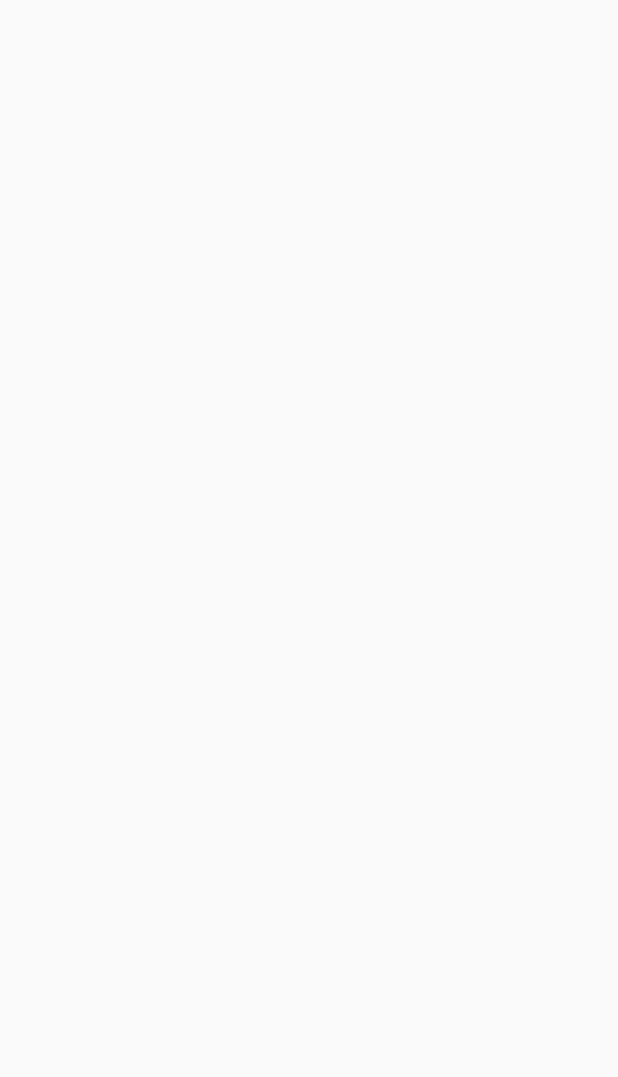
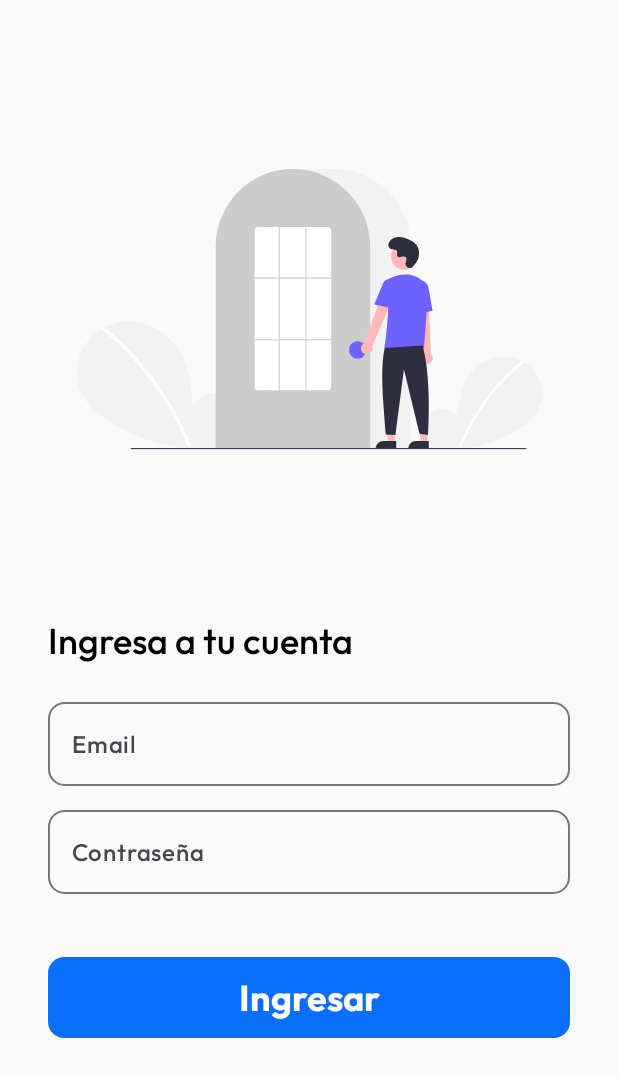
Before and after one commit to itzae/login-challenge, an Android app built with Jetpack Compose: the screen it shows after launch (MainActivity), on a phone screen of 412 x 824 dp. Before the commit the part shown is empty. Shown: the top 1077 px of the screen. Run offline under Robolectric (Android 15) with nearby library versions, the phone set to English and light mode, and no system bars.

Commit message:
Se creó la pantalla de login

```diff
--- a/app/src/main/AndroidManifest.xml
+++ b/app/src/main/AndroidManifest.xml
@@ -16,6 +16,7 @@
             android:name=".MainActivity"
             android:exported="true"
             android:label="@string/app_name"
+            android:windowSoftInputMode="adjustResize"
             android:theme="@style/Theme.LoginChallenge">
             <intent-filter>
                 <action android:name="android.intent.action.MAIN" />
--- a/app/src/main/java/com/example/loginchallenge/MainActivity.kt
+++ b/app/src/main/java/com/example/loginchallenge/MainActivity.kt
@@ -4,6 +4,7 @@ import android.os.Bundle
 import androidx.activity.ComponentActivity
 import androidx.activity.compose.setContent
 import androidx.activity.enableEdgeToEdge
+import com.example.loginchallenge.ui.login.LoginScreen
 import com.example.loginchallenge.ui.theme.LoginChallengeTheme
 
 class MainActivity : ComponentActivity() {
@@ -11,8 +12,8 @@ class MainActivity : ComponentActivity() {
         super.onCreate(savedInstanceState)
         enableEdgeToEdge()
         setContent {
-            LoginChallengeTheme {
-
+            LoginChallengeTheme(dynamicColor = false) {
+                LoginScreen()
             }
         }
     }
--- /dev/null
+++ b/app/src/main/java/com/example/loginchallenge/ui/component/LoginTextField.kt
@@ -0,0 +1,33 @@
+package com.example.loginchallenge.ui.component
+
+import androidx.compose.foundation.shape.RoundedCornerShape
+import androidx.compose.foundation.text.KeyboardOptions
+import androidx.compose.material3.OutlinedTextField
+import androidx.compose.material3.Text
+import androidx.compose.runtime.Composable
+import androidx.compose.ui.Modifier
+import androidx.compose.ui.text.input.ImeAction
+import androidx.compose.ui.text.input.KeyboardType
+import androidx.compose.ui.text.input.VisualTransformation
+import com.example.loginchallenge.ui.theme.Typography
+
+@Composable
+fun LoginTextField(
+    modifier: Modifier = Modifier,
+    text: String,
+    placeholder: String = "",
+    visualTransformation: VisualTransformation = VisualTransformation.None,
+    keyboardType: KeyboardType = KeyboardType.Text,
+    imeAction: ImeAction = ImeAction.None,
+    onTextChange: (String) -> Unit
+) {
+    OutlinedTextField(
+        value = text,
+        onValueChange = { onTextChange(it) },
+        placeholder = { Text(text = placeholder, style = Typography.labelMedium) },
+        modifier = modifier,
+        shape = RoundedCornerShape(20),
+        visualTransformation = visualTransformation,
+        keyboardOptions = KeyboardOptions(keyboardType = keyboardType, imeAction = imeAction)
+    )
+}
--- /dev/null
+++ b/app/src/main/java/com/example/loginchallenge/ui/login/LoginScreen.kt
@@ -0,0 +1,134 @@
+package com.example.loginchallenge.ui.login
+
+import androidx.compose.foundation.Image
+import androidx.compose.foundation.layout.Arrangement
+import androidx.compose.foundation.layout.Box
+import androidx.compose.foundation.layout.Column
+import androidx.compose.foundation.layout.fillMaxSize
+import androidx.compose.foundation.layout.fillMaxWidth
+import androidx.compose.foundation.layout.imePadding
+import androidx.compose.foundation.layout.padding
+import androidx.compose.foundation.layout.safeDrawingPadding
+import androidx.compose.foundation.shape.RoundedCornerShape
+import androidx.compose.material3.Button
+import androidx.compose.material3.Text
+import androidx.compose.runtime.Composable
+import androidx.compose.runtime.getValue
+import androidx.compose.runtime.mutableStateOf
+import androidx.compose.runtime.remember
+import androidx.compose.runtime.setValue
+import androidx.compose.ui.Alignment
+import androidx.compose.ui.Modifier
+import androidx.compose.ui.res.painterResource
+import androidx.compose.ui.res.stringResource
+import androidx.compose.ui.text.font.FontWeight
+import androidx.compose.ui.text.input.ImeAction
+import androidx.compose.ui.text.input.KeyboardType
+import androidx.compose.ui.text.input.PasswordVisualTransformation
+import androidx.compose.ui.tooling.preview.Preview
+import com.example.loginchallenge.R
+import com.example.loginchallenge.ui.component.LoginTextField
+import com.example.loginchallenge.ui.theme.LoginChallengeTheme
+import com.example.loginchallenge.ui.theme.LoginTheme
+import com.example.loginchallenge.ui.theme.Typography
+
+@Composable
+fun LoginScreen(modifier: Modifier = Modifier) {
+
+    Column(
+        modifier = modifier
+            .fillMaxSize()
+            .safeDrawingPadding()
+    ) {
+
+        LoginHeader(
+            Modifier
+                .fillMaxWidth()
+                .weight(1f)
+        )
+        LoginBody(modifier = Modifier.weight(1f), onLogin = { _, _ -> })
+    }
+}
+
+@Composable
+fun LoginHeader(modifier: Modifier = Modifier) {
+    Column(
+        modifier = modifier,
+        verticalArrangement = Arrangement.Center,
+        horizontalAlignment = Alignment.CenterHorizontally
+    ) {
+        Image(
+            painter = painterResource(id = R.drawable.login_image),
+            contentDescription = stringResource(id = R.string.header_image_content_description),
+        )
+    }
+}
+
+@Composable
+fun LoginBody(modifier: Modifier = Modifier, onLogin: (email: String, password: String) -> Unit) {
+    var email by remember { mutableStateOf("") }
+    var password by remember { mutableStateOf("") }
+    Box(modifier = modifier) {
+        Column(
+            Modifier
+                .fillMaxWidth()
+                .padding(horizontal = LoginTheme.dimens.Space32),
+            horizontalAlignment = Alignment.CenterHorizontally
+        ) {
+            Text(
+                text = stringResource(id = R.string.login_title),
+                style = Typography.titleMedium,
+                modifier = Modifier
+                    .fillMaxWidth()
+                    .padding(bottom = LoginTheme.dimens.Space18)
+            )
+
+            LoginTextField(
+                text = email,
+                placeholder = stringResource(id = R.string.email_input_placeholder),
+                onTextChange = { email = it },
+                keyboardType = KeyboardType.Email,
+                imeAction = ImeAction.Next,
+                modifier = Modifier
+                    .fillMaxWidth()
+                    .padding(vertical = LoginTheme.dimens.Space8)
+            )
+            LoginTextField(
+                text = password,
+                placeholder = stringResource(id = R.string.password_input_placeholder),
+                visualTransformation = PasswordVisualTransformation(),
+                keyboardType = KeyboardType.Password,
+                imeAction = ImeAction.Done,
+                onTextChange = { password = it },
+                modifier = Modifier
+                    .fillMaxWidth()
+                    .padding(vertical = LoginTheme.dimens.Space8)
+            )
+            Button(
+                onClick = { onLogin(email, password) },
+                shape = RoundedCornerShape(20),
+                modifier = Modifier
+                    .imePadding()
+                    .fillMaxWidth()
+                    .padding(top = LoginTheme.dimens.Space34)
+
+            ) {
+                Text(
+                    text = stringResource(id = R.string.login_button),
+                    style = Typography.titleMedium.copy(fontWeight = FontWeight.Bold),
+                    modifier = Modifier
+                        .imePadding()
+                        .padding(vertical = LoginTheme.dimens.Space4),
+                )
+            }
+        }
+    }
+}
+
+@Preview(showBackground = true)
+@Composable
+private fun LoginScreenPreview() {
+    LoginChallengeTheme(dynamicColor = false) {
+        LoginScreen()
+    }
+}
--- a/app/src/main/java/com/example/loginchallenge/ui/theme/Color.kt
+++ b/app/src/main/java/com/example/loginchallenge/ui/theme/Color.kt
@@ -6,6 +6,7 @@ val Purple80 = Color(0xFFD0BCFF)
 val PurpleGrey80 = Color(0xFFCCC2DC)
 val Pink80 = Color(0xFFEFB8C8)
 
-val Purple40 = Color(0xFF6650a4)
+val Purple40 = Color(0xFF0B6EFE)
 val PurpleGrey40 = Color(0xFF625b71)
 val Pink40 = Color(0xFF7D5260)
+val Red40 = Color(0xFFDA7676)
--- /dev/null
+++ b/app/src/main/java/com/example/loginchallenge/ui/theme/Dimens.kt
@@ -0,0 +1,26 @@
+package com.example.loginchallenge.ui.theme
+
+import androidx.compose.runtime.Composable
+import androidx.compose.runtime.Immutable
+import androidx.compose.runtime.ReadOnlyComposable
+import androidx.compose.runtime.staticCompositionLocalOf
+import androidx.compose.ui.unit.Dp
+import androidx.compose.ui.unit.dp
+
+@Immutable
+data class Dimens(
+    val Space4: Dp = 4.dp,
+    val Space8: Dp = 8.dp,
+    val Space18: Dp = 18.dp,
+    val Space32: Dp = 32.dp,
+    val Space34: Dp = 34.dp,
+)
+
+internal val LocalDimens = staticCompositionLocalOf { Dimens() }
+
+object LoginTheme {
+    val dimens: Dimens
+        @Composable
+        @ReadOnlyComposable
+        get() = LocalDimens.current
+}
--- a/app/src/main/java/com/example/loginchallenge/ui/theme/Theme.kt
+++ b/app/src/main/java/com/example/loginchallenge/ui/theme/Theme.kt
@@ -9,18 +9,21 @@ import androidx.compose.material3.dynamicDarkColorScheme
 import androidx.compose.material3.dynamicLightColorScheme
 import androidx.compose.material3.lightColorScheme
 import androidx.compose.runtime.Composable
+import androidx.compose.runtime.CompositionLocalProvider
 import androidx.compose.ui.platform.LocalContext
 
 private val DarkColorScheme = darkColorScheme(
     primary = Purple80,
     secondary = PurpleGrey80,
-    tertiary = Pink80
+    tertiary = Pink80,
+    onError = Red40,
 )
 
 private val LightColorScheme = lightColorScheme(
     primary = Purple40,
     secondary = PurpleGrey40,
-    tertiary = Pink40
+    tertiary = Pink40,
+
 
     /* Other default colors to override
     background = Color(0xFFFFFBFE),
@@ -38,6 +41,7 @@ fun LoginChallengeTheme(
     darkTheme: Boolean = isSystemInDarkTheme(),
     // Dynamic color is available on Android 12+
     dynamicColor: Boolean = true,
+    dimens: Dimens = LoginTheme.dimens,
     content: @Composable () -> Unit
 ) {
     val colorScheme = when {
@@ -50,9 +54,11 @@ fun LoginChallengeTheme(
         else -> LightColorScheme
     }
 
-    MaterialTheme(
-        colorScheme = colorScheme,
-        typography = Typography,
-        content = content
-    )
+    CompositionLocalProvider(LocalDimens provides dimens) {
+        MaterialTheme(
+            colorScheme = colorScheme,
+            typography = Typography,
+            content = content
+        )
+    }
 }
--- a/app/src/main/java/com/example/loginchallenge/ui/theme/Type.kt
+++ b/app/src/main/java/com/example/loginchallenge/ui/theme/Type.kt
@@ -2,33 +2,61 @@ package com.example.loginchallenge.ui.theme
 
 import androidx.compose.material3.Typography
 import androidx.compose.ui.text.TextStyle
+import androidx.compose.ui.text.font.Font
 import androidx.compose.ui.text.font.FontFamily
 import androidx.compose.ui.text.font.FontWeight
 import androidx.compose.ui.unit.sp
+import com.example.loginchallenge.R
+import org.w3c.dom.Text
 
 // Set of Material typography styles to start with
+val outfitFontFamily = FontFamily(
+    Font(R.font.outfit_regular, FontWeight.Normal),
+    Font(R.font.outfit_medium, FontWeight.Medium),
+    Font(R.font.outfit_bold, FontWeight.Bold),
+)
+
 val Typography = Typography(
     bodyLarge = TextStyle(
-        fontFamily = FontFamily.Default,
+        fontFamily = outfitFontFamily,
         fontWeight = FontWeight.Normal,
         fontSize = 16.sp,
         lineHeight = 24.sp,
         letterSpacing = 0.5.sp
-    )
-    /* Other default text styles to override
+    ),
     titleLarge = TextStyle(
-        fontFamily = FontFamily.Default,
-        fontWeight = FontWeight.Normal,
-        fontSize = 22.sp,
+        fontFamily = outfitFontFamily,
+        fontWeight = FontWeight.Medium,
+        fontSize = 28.sp,
+        lineHeight = 28.sp,
+        letterSpacing = 0.sp
+    ),
+    titleMedium = TextStyle(
+        fontFamily = outfitFontFamily,
+        fontWeight = FontWeight.Medium,
+        fontSize = 24.sp,
         lineHeight = 28.sp,
         letterSpacing = 0.sp
     ),
     labelSmall = TextStyle(
-        fontFamily = FontFamily.Default,
+        fontFamily = outfitFontFamily,
         fontWeight = FontWeight.Medium,
         fontSize = 11.sp,
         lineHeight = 16.sp,
         letterSpacing = 0.5.sp
+    ),
+    labelMedium = TextStyle(
+        fontFamily = outfitFontFamily,
+        fontWeight = FontWeight.Medium,
+        fontSize = 16.sp,
+        lineHeight = 16.sp,
+        letterSpacing = 0.5.sp
+    ),
+    labelLarge = TextStyle(
+        fontFamily = outfitFontFamily,
+        fontWeight = FontWeight.Medium,
+        fontSize = 18.sp,
+        lineHeight = 16.sp,
+        letterSpacing = 0.5.sp
     )
-    */
 )
--- /dev/null
+++ b/app/src/main/res/drawable/login_footer.xml
@@ -0,0 +1,12 @@
+<vector xmlns:android="http://schemas.android.com/apk/res/android"
+    android:width="390dp"
+    android:height="212dp"
+    android:viewportWidth="390"
+    android:viewportHeight="212">
+  <path
+      android:pathData="M0,170.32L9,155.83C19,141.33 37,112.34 56,108.72C74,106.91 93,126.84 111,130.46C130,134.09 149,119.59 167,112.34C186,106.91 204,106.91 223,115.97C241,126.84 260,148.58 279,148.58C297,148.58 316,126.84 334,99.66C353,70.67 371,36.24 381,18.12L390,0V212H381C371,212 353,212 334,212C316,212 297,212 279,212C260,212 241,212 223,212C204,212 186,212 167,212C149,212 130,212 111,212C93,212 74,212 56,212C37,212 19,212 9,212H0V170.32Z"
+      android:strokeAlpha="0.3"
+      android:fillColor="#0099FF"
+      android:fillType="evenOdd"
+      android:fillAlpha="0.3"/>
+</vector>
--- /dev/null
+++ b/app/src/main/res/drawable/login_image.xml
@@ -0,0 +1,85 @@
+<vector xmlns:android="http://schemas.android.com/apk/res/android"
+    android:width="310dp"
+    android:height="187dp"
+    android:viewportWidth="310"
+    android:viewportHeight="187">
+  <group>
+    <clip-path
+        android:pathData="M0,0h310v187h-310z"/>
+    <path
+        android:pathData="M237.34,184.88C233.37,181.5 230.96,176.16 231.6,170.95C232.23,165.75 236.14,160.96 241.22,159.86C246.3,158.76 252.09,161.81 253.63,166.82C254.48,157.17 255.46,147.11 260.55,138.89C265.15,131.45 273.13,126.13 281.77,125.17C290.42,124.22 299.52,127.82 304.91,134.7C310.3,141.59 311.62,151.59 307.85,159.5C305.07,165.32 299.94,169.65 294.57,173.18C277.22,184.47 256.41,189.07 235.97,186.11L237.34,184.88Z"
+        android:fillColor="#F2F2F2"/>
+    <path
+        android:pathData="M296.36,128.02C289.23,133.88 282.69,140.43 276.83,147.59C267.66,158.75 260.24,171.26 254.82,184.69C254.43,185.67 256,186.1 256.4,185.13C265.25,163.3 279.39,144.07 297.52,129.18C298.33,128.51 297.17,127.35 296.36,128.02Z"
+        android:fillColor="#ffffff"/>
+    <path
+        android:pathData="M99.79,183.97C105.25,179.32 108.56,171.98 107.69,164.83C106.82,157.68 101.44,151.11 94.46,149.59C87.49,148.08 79.54,152.28 77.42,159.15C76.25,145.9 74.91,132.09 67.92,120.79C61.6,110.57 50.64,103.26 38.77,101.95C26.9,100.64 14.39,105.58 6.99,115.04C-0.42,124.49 -2.23,138.24 2.96,149.1C6.78,157.09 13.82,163.04 21.19,167.89C44.72,183.33 73.91,189.77 101.68,185.65"
+        android:fillColor="#F2F2F2"/>
+    <path
+        android:pathData="M18.73,105.86C28.53,113.91 37.51,122.91 45.56,132.74C53.61,142.56 60.7,153.14 66.72,164.34C70.09,170.62 73.12,177.08 75.79,183.7C76.33,185.04 74.16,185.63 73.63,184.3C68.9,172.64 63.05,161.47 56.16,150.96C49.31,140.49 41.47,130.71 32.74,121.77C27.81,116.71 22.6,111.93 17.15,107.46C16.03,106.54 17.62,104.95 18.73,105.86L18.73,105.86Z"
+        android:fillColor="#ffffff"/>
+    <path
+        android:pathData="M222.52,186.59H92.47V51.95C92.47,23.3 115.56,0 143.95,0H171.04C199.43,0 222.52,23.3 222.52,51.95V186.59Z"
+        android:fillColor="#F2F2F2"/>
+    <path
+        android:pathData="M195.44,186.59H92.47V51.95C92.44,40.97 95.88,30.28 102.3,21.41C102.54,21.09 102.77,20.77 103.01,20.45C106.12,16.34 109.81,12.72 113.97,9.72C114.21,9.54 114.44,9.37 114.68,9.2C118.17,6.77 121.93,4.79 125.9,3.29C126.13,3.2 126.37,3.11 126.61,3.02C130.2,1.73 133.92,0.84 137.7,0.38C137.93,0.35 138.17,0.32 138.41,0.3C142.1,-0.1 145.81,-0.1 149.5,0.3C149.74,0.32 149.98,0.35 150.21,0.38C153.99,0.84 157.71,1.73 161.3,3.02C161.54,3.11 161.77,3.2 162.01,3.29C165.93,4.77 169.65,6.72 173.1,9.12C173.34,9.28 173.57,9.45 173.81,9.62C176.14,11.3 178.33,13.17 180.36,15.22C181.99,16.86 183.5,18.6 184.9,20.45C185.14,20.77 185.37,21.09 185.61,21.41C192.03,30.27 195.47,40.97 195.44,51.95V186.59Z"
+        android:fillColor="#CCCCCC"/>
+    <path
+        android:pathData="M187.07,126.37C190.22,126.37 192.77,123.8 192.77,120.62C192.77,117.44 190.22,114.87 187.07,114.87C183.92,114.87 181.37,117.44 181.37,120.62C181.37,123.8 183.92,126.37 187.07,126.37Z"
+        android:fillColor="#6C63FF"/>
+    <path
+        android:pathData="M211.87,182.56H207.5L205.42,165.56L211.87,165.56L211.87,182.56Z"
+        android:fillColor="#FFB8B8"/>
+    <path
+        android:pathData="M204.38,181.3H212.8V186.65H199.07C199.07,185.95 199.21,185.25 199.48,184.6C199.75,183.95 200.14,183.36 200.63,182.87C201.12,182.37 201.71,181.98 202.35,181.71C202.99,181.44 203.68,181.3 204.38,181.3Z"
+        android:fillColor="#2F2E41"/>
+    <path
+        android:pathData="M233.6,182.56H229.24L227.16,165.56L233.6,165.56L233.6,182.56Z"
+        android:fillColor="#FFB8B8"/>
+    <path
+        android:pathData="M226.12,181.3H234.54V186.65H220.81C220.81,185.95 220.95,185.25 221.21,184.6C221.48,183.95 221.87,183.36 222.36,182.87C222.86,182.37 223.44,181.98 224.09,181.71C224.73,181.44 225.42,181.3 226.12,181.3Z"
+        android:fillColor="#2F2E41"/>
+    <path
+        android:pathData="M189.95,121.76C189.64,121.29 189.43,120.76 189.34,120.2C189.25,119.64 189.29,119.07 189.44,118.53C189.59,117.99 189.86,117.49 190.23,117.06C190.6,116.63 191.05,116.29 191.56,116.06L206.41,74.77L213.72,78.79L196.76,118.25C197.09,119.15 197.08,120.13 196.74,121.01C196.39,121.9 195.74,122.63 194.9,123.06C194.06,123.49 193.1,123.6 192.18,123.36C191.27,123.12 190.48,122.55 189.95,121.76Z"
+        android:fillColor="#FFB8B8"/>
+    <path
+        android:pathData="M231.37,129.52C230.89,129.24 230.47,128.85 230.15,128.39C229.82,127.93 229.61,127.4 229.51,126.85C229.41,126.29 229.43,125.72 229.58,125.17C229.72,124.63 229.98,124.12 230.34,123.69L225.74,80L234.06,80.39L235.97,123.36C236.65,124.01 237.07,124.9 237.14,125.85C237.22,126.79 236.95,127.74 236.38,128.5C235.82,129.26 234.99,129.78 234.07,129.97C233.15,130.16 232.19,130 231.37,129.52Z"
+        android:fillColor="#FFB8B8"/>
+    <path
+        android:pathData="M218.11,67.12C222.94,67.12 226.86,63.16 226.86,58.29C226.86,53.41 222.94,49.46 218.11,49.46C213.27,49.46 209.35,53.41 209.35,58.29C209.35,63.16 213.27,67.12 218.11,67.12Z"
+        android:fillColor="#FFB8B8"/>
+    <path
+        android:pathData="M231.32,119.58H204.93L204.96,119.38C205.01,119.07 209.67,88.3 206.23,78.23C205.89,77.24 205.92,76.16 206.32,75.19C206.72,74.23 207.46,73.44 208.4,72.99H208.4C213.3,70.66 222.72,67.79 230.67,74.76C231.84,75.8 232.76,77.1 233.34,78.56C233.93,80.02 234.17,81.6 234.04,83.17L231.32,119.58Z"
+        android:fillColor="#6C63FF"/>
+    <path
+        android:pathData="M210,92.85L198.12,90.41L203.69,77.1C204.02,75.81 204.85,74.71 205.99,74.03C207.13,73.36 208.48,73.17 209.76,73.5C211.04,73.83 212.14,74.66 212.81,75.81C213.48,76.96 213.68,78.33 213.35,79.62L210,92.85Z"
+        android:fillColor="#6C63FF"/>
+    <path
+        android:pathData="M225.21,97.36L224.5,80.84C223.96,77.74 225.72,74.8 228.43,74.32C231.14,73.85 233.79,76 234.33,79.13L237.01,94.56L225.21,97.36Z"
+        android:fillColor="#6C63FF"/>
+    <path
+        android:pathData="M230.44,117.61C234.68,133.92 235.15,154.66 234,177.29L228.3,176.57L217.97,133.42L212.27,177.29L205.85,176.93C203.94,153.19 202.07,132.81 205.14,119.4L230.44,117.61Z"
+        android:fillColor="#2F2E41"/>
+    <path
+        android:pathData="M223.87,65.11C222.24,66.87 219.21,65.92 219,63.53C218.98,63.34 218.98,63.15 219,62.97C219.11,61.9 219.72,60.94 219.57,59.82C219.54,59.54 219.43,59.27 219.27,59.05C217.97,57.29 214.92,59.83 213.69,58.24C212.94,57.27 213.82,55.73 213.24,54.64C212.48,53.2 210.22,53.91 208.81,53.12C207.23,52.24 207.32,49.81 208.36,48.32C209.63,46.51 211.85,45.55 214.04,45.41C216.23,45.27 218.4,45.87 220.45,46.67C222.77,47.58 225.07,48.85 226.5,50.91C228.24,53.41 228.41,56.78 227.54,59.72C227.01,61.5 225.21,63.68 223.87,65.11Z"
+        android:fillColor="#2F2E41"/>
+    <path
+        android:pathData="M299.3,186.82H36.23C36.12,186.82 36.01,186.78 35.93,186.7C35.85,186.62 35.81,186.51 35.81,186.39C35.81,186.28 35.85,186.17 35.93,186.09C36.01,186.01 36.12,185.97 36.23,185.97H299.3C299.42,185.97 299.52,186.01 299.6,186.09C299.68,186.17 299.73,186.28 299.73,186.39C299.73,186.51 299.68,186.62 299.6,186.7C299.52,186.78 299.42,186.82 299.3,186.82Z"
+        android:fillColor="#3F3D56"/>
+    <path
+        android:pathData="M167.12,147.58H120.79C120.18,147.59 119.6,147.35 119.16,146.91C118.73,146.48 118.48,145.89 118.48,145.28V40.95C118.48,40.34 118.73,39.75 119.16,39.32C119.6,38.89 120.18,38.65 120.79,38.65H167.12C167.73,38.65 168.31,38.89 168.75,39.32C169.18,39.75 169.43,40.34 169.43,40.95V145.28C169.43,145.89 169.18,146.48 168.75,146.91C168.31,147.35 167.73,147.59 167.12,147.58Z"
+        android:fillColor="#ffffff"/>
+    <path
+        android:pathData="M169.43,72.4H118.48V73.12H169.43V72.4Z"
+        android:fillColor="#CCCCCC"/>
+    <path
+        android:pathData="M169.61,113.43H118.65V114.15H169.61V113.43Z"
+        android:fillColor="#CCCCCC"/>
+    <path
+        android:pathData="M135.22,38.65H134.51V147.94H135.22V38.65Z"
+        android:fillColor="#CCCCCC"/>
+    <path
+        android:pathData="M153.04,38.65H152.33V147.94H153.04V38.65Z"
+        android:fillColor="#CCCCCC"/>
+  </group>
+</vector>
--- a/app/src/main/res/values/strings.xml
+++ b/app/src/main/res/values/strings.xml
@@ -1,3 +1,10 @@
 <resources>
     <string name="app_name">Login challenge</string>
+    <string name="login_title">Ingresa a tu cuenta</string>
+    <string name="email_input_placeholder">Email</string>
+    <string name="password_input_placeholder">Contraseña</string>
+    <string name="login_button">Ingresar</string>
+
+    <!--content description-->
+    <string name="header_image_content_description">Imagen principal del Login</string>
 </resources>
```
Also changed, not shown: app/src/main/res/font/outfit_bold.ttf (added), app/src/main/res/font/outfit_medium.ttf (added), app/src/main/res/font/outfit_regular.ttf (added).
